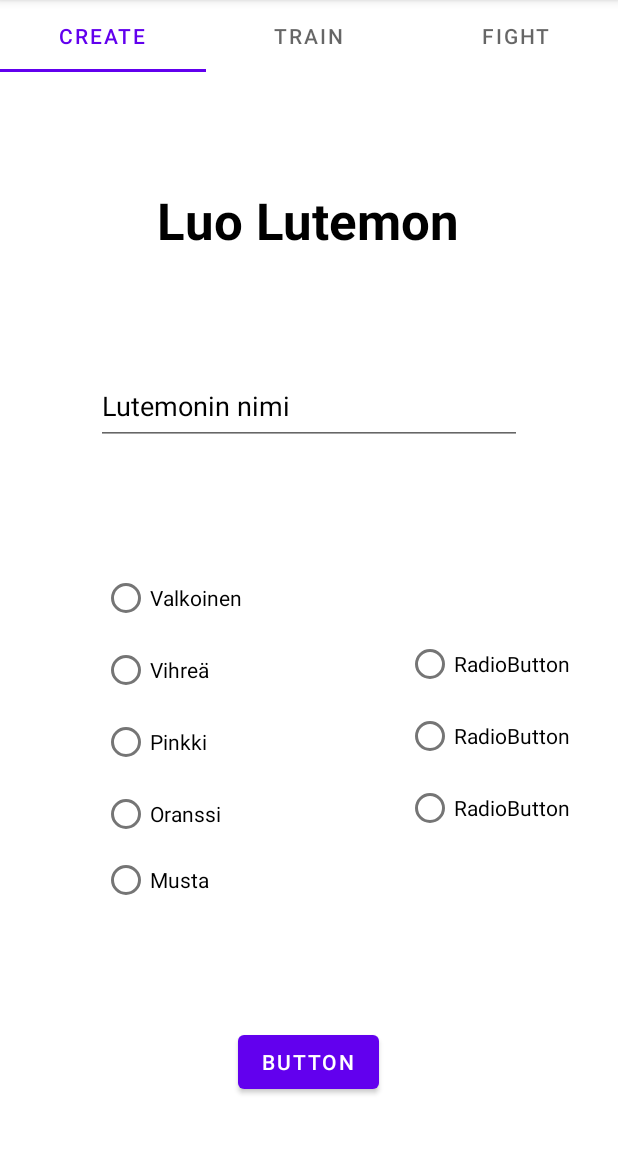
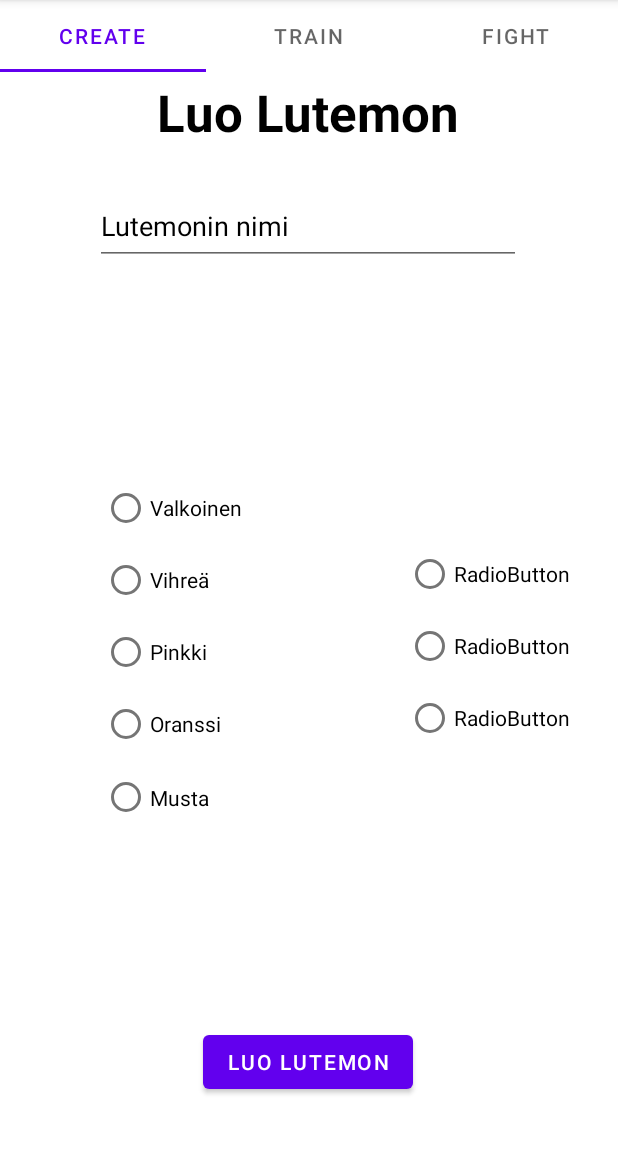
Before and after one commit to OskarSan/Lutemons, an Android app: the screen it shows after launch (MainActivity), on a phone screen of 412 x 824 dp, the part 84-1236 px from its top. Run offline under Robolectric (Android 15) with nearby library versions, the light colour scheme and no system bars.

Commit message:
Create lutemonin työstö

```diff
--- a/app/src/main/res/layout/fragment_create_lutemon.xml
+++ b/app/src/main/res/layout/fragment_create_lutemon.xml
@@ -8,26 +8,27 @@
     tools:context=".fragments.CreateLutemonFragment">
 
     <Button
-        android:id="@+id/button2"
+        android:id="@+id/btnCreateLutemon"
         android:layout_width="wrap_content"
         android:layout_height="wrap_content"
         android:layout_marginBottom="36dp"
-        android:text="Button"
+        android:text="Luo Lutemon"
         app:layout_constraintBottom_toBottomOf="parent"
         app:layout_constraintEnd_toEndOf="parent"
         app:layout_constraintHorizontal_bias="0.498"
         app:layout_constraintStart_toStartOf="parent" />
 
     <EditText
-        android:id="@+id/editTextTextPersonName"
+        android:id="@+id/etLutemonName"
         android:layout_width="284dp"
         android:layout_height="51dp"
-        android:layout_marginTop="76dp"
+        android:layout_marginTop="28dp"
         android:ems="10"
         android:hint="Lutemonin nimi"
         android:inputType="textPersonName"
         android:textColorHint="#000000"
         app:layout_constraintEnd_toEndOf="parent"
+        app:layout_constraintHorizontal_bias="0.496"
         app:layout_constraintStart_toStartOf="parent"
         app:layout_constraintTop_toBottomOf="@+id/textView" />
 
@@ -35,7 +36,7 @@
         android:id="@+id/textView"
         android:layout_width="wrap_content"
         android:layout_height="wrap_content"
-        android:layout_marginTop="76dp"
+        android:layout_marginTop="4dp"
         android:text="Luo Lutemon"
         android:textColor="#000000"
         android:textSize="34sp"
@@ -46,12 +47,13 @@
         app:layout_constraintTop_toTopOf="parent" />
 
     <RadioGroup
+        android:id="@+id/rgLutemonColor"
         android:layout_width="135dp"
         android:layout_height="232dp"
-        app:layout_constraintBottom_toTopOf="@+id/button2"
-        app:layout_constraintEnd_toStartOf="@+id/radioGroup"
+        app:layout_constraintBottom_toTopOf="@+id/btnCreateLutemon"
+        app:layout_constraintEnd_toStartOf="@+id/rgLutemonClass"
         app:layout_constraintStart_toStartOf="parent"
-        app:layout_constraintTop_toBottomOf="@+id/editTextTextPersonName">
+        app:layout_constraintTop_toBottomOf="@+id/etLutemonName">
 
         <RadioButton
             android:id="@+id/rbWhite"
@@ -80,19 +82,19 @@
         <RadioButton
             android:id="@+id/rbBlack"
             android:layout_width="match_parent"
-            android:layout_height="wrap_content"
+            android:layout_height="50dp"
             android:text="Musta" />
 
     </RadioGroup>
 
     <RadioGroup
-        android:id="@+id/radioGroup"
+        android:id="@+id/rgLutemonClass"
         android:layout_width="wrap_content"
         android:layout_height="wrap_content"
         android:layout_marginEnd="32dp"
-        app:layout_constraintBottom_toTopOf="@+id/button2"
+        app:layout_constraintBottom_toTopOf="@+id/btnCreateLutemon"
         app:layout_constraintEnd_toEndOf="parent"
-        app:layout_constraintTop_toBottomOf="@+id/editTextTextPersonName">
+        app:layout_constraintTop_toBottomOf="@+id/etLutemonName">
 
         <RadioButton
             android:id="@+id/rbTank"
```
Also changed, not shown: app/src/main/java/com/example/lutemons/Lutemon.java (+9 -10 lines), app/src/main/java/com/example/lutemons/Storage.java (+10 -1 lines), app/src/main/java/com/example/lutemons/fragments/CreateLutemonFragment.java (+73 -7 lines).
